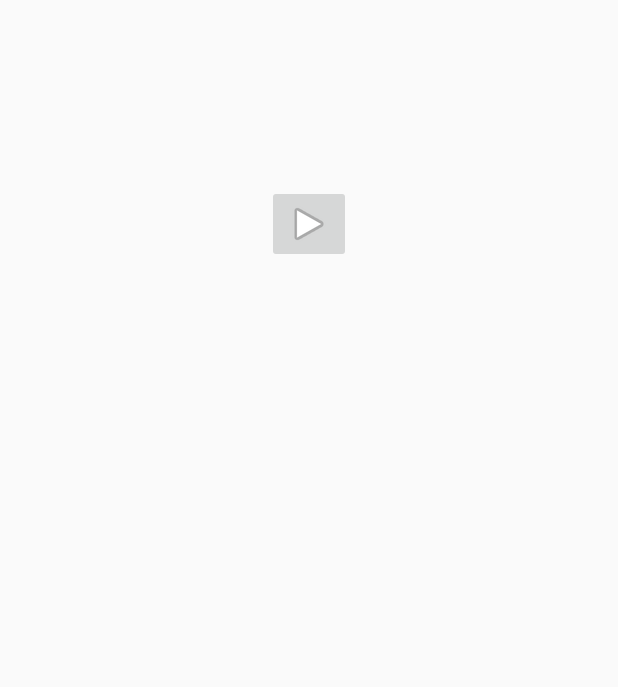
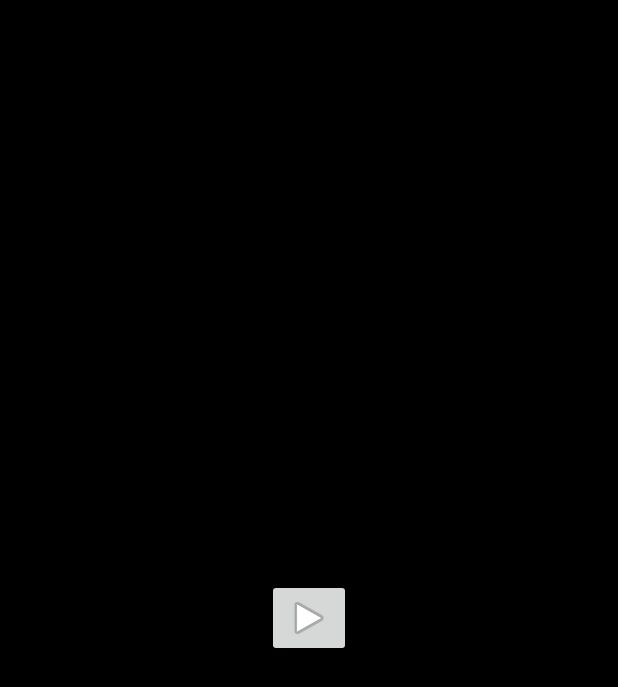
Before and after one commit to milouri23/CinesMagic, an Android app: the layout fragment_trailer.xml on its own in the app's theme, with its tools: preview values and no code run, on a phone screen of 412 x 824 dp. Shown: the top 687 px of the screen. Run offline under Robolectric (Android 15) with nearby library versions, the phone set to English and light mode, and no system bars.

Commit message:
Layout de trailer con fondo negro y centrado

```diff
--- a/app/src/main/java/com/pmovil/camiluz/cinesmagic/TrailerFragment.java
+++ b/app/src/main/java/com/pmovil/camiluz/cinesmagic/TrailerFragment.java
@@ -15,7 +15,6 @@ import java.util.ArrayList;
 import java.util.zip.Inflater;
 
 public class TrailerFragment extends Fragment {
-
     @Override
     public View onCreateView(LayoutInflater inflater, ViewGroup container,
                              Bundle savedInstanceState) {
--- a/app/src/main/res/layout/fragment_trailer.xml
+++ b/app/src/main/res/layout/fragment_trailer.xml
@@ -1,22 +1,17 @@
-<LinearLayout xmlns:android="http://schemas.android.com/apk/res/android"
-    android:layout_width="match_parent"
-    android:layout_height="match_parent"
-    android:orientation="vertical"
-    android:weightSum="11">
-    <RelativeLayout
-        android:layout_weight="4"
+ <RelativeLayout xmlns:android="http://schemas.android.com/apk/res/android"
         android:layout_width="match_parent"
-        android:layout_height="0dp">
+        android:layout_height="match_parent"
+        android:background="@android:color/black">
         <ImageView
             android:id="@+id/trailer_imagen"
             android:layout_width="match_parent"
-            android:layout_height="match_parent"
-            android:scaleType="centerCrop" />
+            android:layout_height="200dp"
+            android:scaleType="centerCrop"
+            android:layout_centerInParent="true"/>
         <ImageButton
             android:id="@+id/trailer_button"
             android:layout_width="wrap_content"
             android:layout_height="wrap_content"
             android:src="@android:drawable/ic_media_play"
             android:layout_centerInParent="true" />
-    </RelativeLayout>
-</LinearLayout>
+ </RelativeLayout>
```
